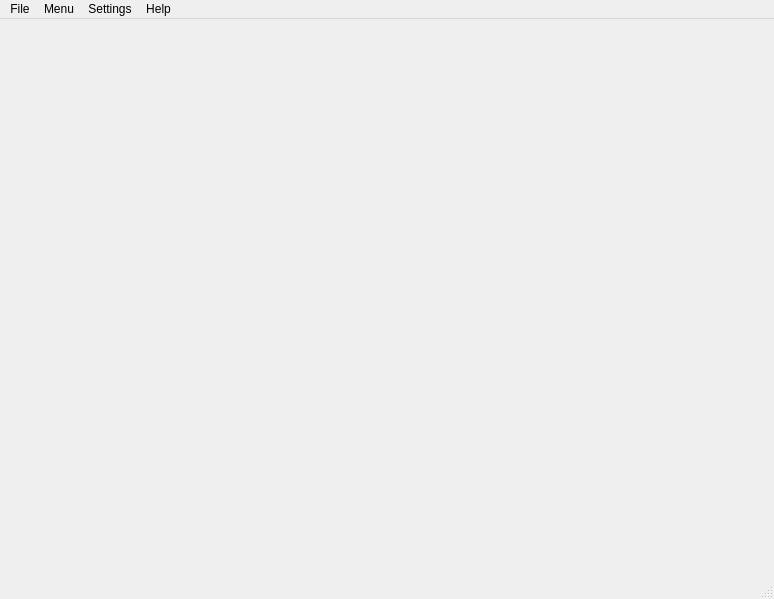
CS532-Marlboro-Health-Tracker/Cigya, file cigya/ui/ib.ui: the form before one commit.
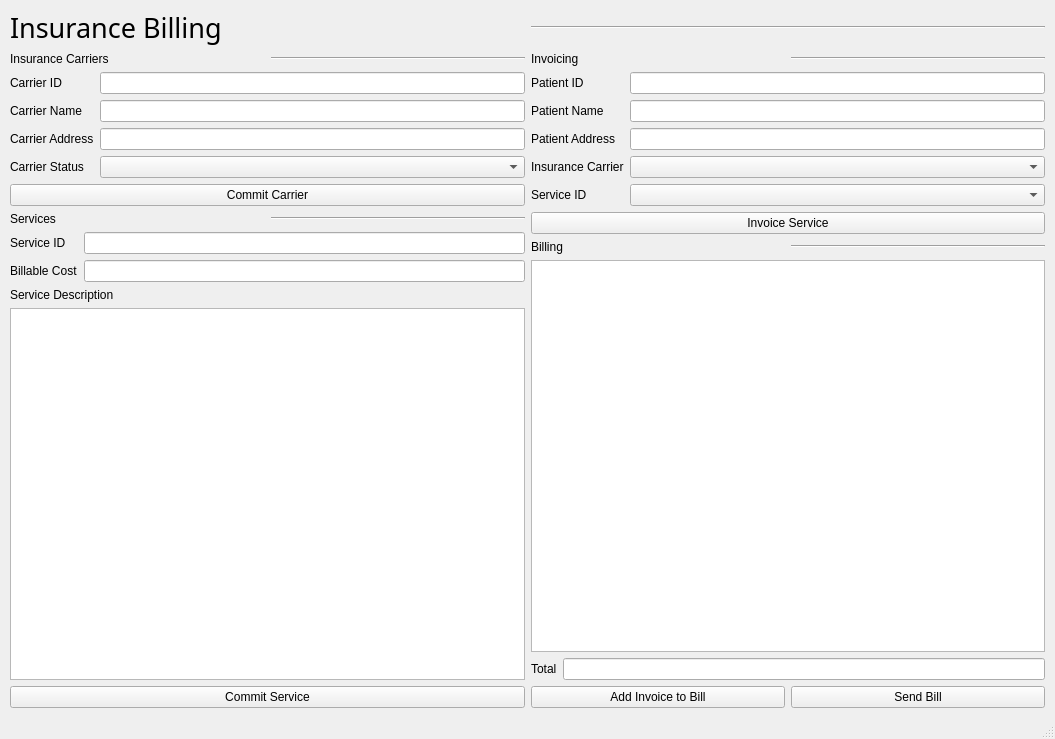
The form after the commit.

```diff
--- a/cigya/ui/ib.ui
+++ b/cigya/ui/ib.ui
@@ -6,8 +6,8 @@
    <rect>
     <x>0</x>
     <y>0</y>
-    <width>774</width>
-    <height>599</height>
+    <width>1055</width>
+    <height>739</height>
    </rect>
   </property>
   <property name="windowTitle">
@@ -20,49 +20,332 @@
    <property name="autoFillBackground">
     <bool>false</bool>
    </property>
-  </widget>
-  <widget class="QMenuBar" name="menubar">
-   <property name="geometry">
-    <rect>
-     <x>0</x>
-     <y>0</y>
-     <width>774</width>
-     <height>21</height>
-    </rect>
-   </property>
-   <widget class="QMenu" name="menuFile">
-    <property name="title">
-     <string>File</string>
+   <layout class="QVBoxLayout" name="verticalLayout_7">
+    <property name="leftMargin">
+     <number>10</number>
     </property>
-    <addaction name="actionPrint"/>
-   </widget>
-   <widget class="QMenu" name="menuSettings">
-    <property name="title">
-     <string>Settings</string>
+    <property name="rightMargin">
+     <number>10</number>
     </property>
-    <addaction name="actionAdministrator_Login"/>
-   </widget>
-   <widget class="QMenu" name="menuHelp">
-    <property name="title">
-     <string>Help</string>
-    </property>
-    <addaction name="actionHelp_Page"/>
-   </widget>
-   <widget class="QMenu" name="menuMenu">
-    <property name="title">
-     <string>Menu</string>
-    </property>
-    <addaction name="actionElectronic_Patient_Record"/>
-    <addaction name="actionPhysician_Scheduler"/>
-    <addaction name="actionLab_Order_Tracking"/>
-    <addaction name="actionPharmacy_Order_Tracking"/>
-    <addaction name="actionInsurance_Billing"/>
-    <addaction name="actionEquipment_Inventory_and_Maintenance"/>
-   </widget>
-   <addaction name="menuFile"/>
-   <addaction name="menuMenu"/>
-   <addaction name="menuSettings"/>
-   <addaction name="menuHelp"/>
+    <item>
+     <layout class="QHBoxLayout" name="erTitle">
+      <property name="spacing">
+       <number>6</number>
+      </property>
+      <property name="leftMargin">
+       <number>0</number>
+      </property>
+      <item>
+       <widget class="QLabel" name="label">
+        <property name="font">
+         <font>
+          <family>Segoe Print</family>
+          <pointsize>20</pointsize>
+         </font>
+        </property>
+        <property name="text">
+         <string>Insurance Billing</string>
+        </property>
+       </widget>
+      </item>
+      <item>
+       <widget class="Line" name="line">
+        <property name="orientation">
+         <enum>Qt::Horizontal</enum>
+        </property>
+       </widget>
+      </item>
+     </layout>
+    </item>
+    <item>
+     <layout class="QHBoxLayout" name="horizontalLayout_7">
+      <item>
+       <layout class="QVBoxLayout" name="verticalLayout_3">
+        <item>
+         <layout class="QVBoxLayout" name="verticalLayout_2">
+          <item>
+           <layout class="QHBoxLayout" name="horizontalLayout_2">
+            <item>
+             <widget class="QLabel" name="label_4">
+              <property name="text">
+               <string>Insurance Carriers</string>
+              </property>
+             </widget>
+            </item>
+            <item>
+             <widget class="Line" name="line_3">
+              <property name="orientation">
+               <enum>Qt::Horizontal</enum>
+              </property>
+             </widget>
+            </item>
+           </layout>
+          </item>
+          <item>
+           <layout class="QFormLayout" name="formLayout">
+            <item row="0" column="0">
+             <widget class="QLabel" name="carrierIDLabel">
+              <property name="text">
+               <string>Carrier ID</string>
+              </property>
+             </widget>
+            </item>
+            <item row="0" column="1">
+             <widget class="QLineEdit" name="carrierIDLineEdit"/>
+            </item>
+            <item row="1" column="0">
+             <widget class="QLabel" name="carrierNameLabel">
+              <property name="text">
+               <string>Carrier Name</string>
+              </property>
+             </widget>
+            </item>
+            <item row="1" column="1">
+             <widget class="QLineEdit" name="carrierNameLineEdit"/>
+            </item>
+            <item row="2" column="0">
+             <widget class="QLabel" name="carrierAddressLabel">
+              <property name="text">
+               <string>Carrier Address</string>
+              </property>
+             </widget>
+            </item>
+            <item row="2" column="1">
+             <widget class="QLineEdit" name="carrierAddressLineEdit"/>
+            </item>
+            <item row="3" column="0">
+             <widget class="QLabel" name="carrierStatusLabel">
+              <property name="text">
+               <string>Carrier Status</string>
+              </property>
+             </widget>
+            </item>
+            <item row="3" column="1">
+             <widget class="QComboBox" name="carrierStatusComboBox"/>
+            </item>
+           </layout>
+          </item>
+          <item>
+           <widget class="QPushButton" name="pushButton_2">
+            <property name="text">
+             <string>Commit Carrier</string>
+            </property>
+           </widget>
+          </item>
+         </layout>
+        </item>
+        <item>
+         <layout class="QVBoxLayout" name="verticalLayout">
+          <item>
+           <layout class="QHBoxLayout" name="horizontalLayout">
+            <item>
+             <widget class="QLabel" name="label_3">
+              <property name="text">
+               <string>Services</string>
+              </property>
+             </widget>
+            </item>
+            <item>
+             <widget class="Line" name="line_2">
+              <property name="orientation">
+               <enum>Qt::Horizontal</enum>
+              </property>
+             </widget>
+            </item>
+           </layout>
+          </item>
+          <item>
+           <layout class="QFormLayout" name="formLayout_2">
+            <item row="0" column="0">
+             <widget class="QLabel" name="serviceIDLabel">
+              <property name="text">
+               <string>Service ID</string>
+              </property>
+             </widget>
+            </item>
+            <item row="0" column="1">
+             <widget class="QLineEdit" name="serviceIDLineEdit"/>
+            </item>
+            <item row="1" column="0">
+             <widget class="QLabel" name="billableCostLabel">
+              <property name="text">
+               <string>Billable Cost</string>
+              </property>
+             </widget>
+            </item>
+            <item row="1" column="1">
+             <widget class="QLineEdit" name="billableCostLineEdit"/>
+            </item>
+           </layout>
+          </item>
+          <item>
+           <widget class="QLabel" name="label_2">
+            <property name="text">
+             <string>Service Description</string>
+            </property>
+           </widget>
+          </item>
+          <item>
+           <widget class="QTextEdit" name="textEdit"/>
+          </item>
+          <item>
+           <widget class="QPushButton" name="pushButton">
+            <property name="text">
+             <string>Commit Service</string>
+            </property>
+           </widget>
+          </item>
+         </layout>
+        </item>
+       </layout>
+      </item>
+      <item>
+       <layout class="QVBoxLayout" name="verticalLayout_6">
+        <item>
+         <layout class="QVBoxLayout" name="verticalLayout_4">
+          <item>
+           <layout class="QHBoxLayout" name="horizontalLayout_3">
+            <item>
+             <widget class="QLabel" name="label_5">
+              <property name="text">
+               <string>Invoicing</string>
+              </property>
+             </widget>
+            </item>
+            <item>
+             <widget class="Line" name="line_4">
+              <property name="orientation">
+               <enum>Qt::Horizontal</enum>
+              </property>
+             </widget>
+            </item>
+           </layout>
+          </item>
+          <item>
+           <layout class="QFormLayout" name="formLayout_3">
+            <item row="0" column="0">
+             <widget class="QLabel" name="patientIDLabel">
+              <property name="text">
+               <string>Patient ID</string>
+              </property>
+             </widget>
+            </item>
+            <item row="0" column="1">
+             <widget class="QLineEdit" name="patientIDLineEdit"/>
+            </item>
+            <item row="1" column="0">
+             <widget class="QLabel" name="patientNameLabel">
+              <property name="text">
+               <string>Patient Name</string>
+              </property>
+             </widget>
+            </item>
+            <item row="1" column="1">
+             <widget class="QLineEdit" name="patientNameLineEdit"/>
+            </item>
+            <item row="2" column="0">
+             <widget class="QLabel" name="patientAddressLabel">
+              <property name="text">
+               <string>Patient Address</string>
+              </property>
+             </widget>
+            </item>
+            <item row="2" column="1">
+             <widget class="QLineEdit" name="patientAddressLineEdit"/>
+            </item>
+            <item row="3" column="0">
+             <widget class="QLabel" name="insuranceCarrierLabel">
+              <property name="text">
+               <string>Insurance Carrier</string>
+              </property>
+             </widget>
+            </item>
+            <item row="3" column="1">
+             <widget class="QComboBox" name="insuranceCarrierComboBox"/>
+            </item>
+            <item row="4" column="0">
+             <widget class="QLabel" name="serviceIDLabel_2">
+              <property name="text">
+               <string>Service ID</string>
+              </property>
+             </widget>
+            </item>
+            <item row="4" column="1">
+             <widget class="QComboBox" name="serviceIDComboBox"/>
+            </item>
+           </layout>
+          </item>
+          <item>
+           <widget class="QPushButton" name="pushButton_3">
+            <property name="text">
+             <string>Invoice Service</string>
+            </property>
+           </widget>
+          </item>
+         </layout>
+        </item>
+        <item>
+         <layout class="QVBoxLayout" name="verticalLayout_5">
+          <item>
+           <layout class="QHBoxLayout" name="horizontalLayout_4">
+            <item>
+             <widget class="QLabel" name="label_6">
+              <property name="text">
+               <string>Billing</string>
+              </property>
+             </widget>
+            </item>
+            <item>
+             <widget class="Line" name="line_5">
+              <property name="orientation">
+               <enum>Qt::Horizontal</enum>
+              </property>
+             </widget>
+            </item>
+           </layout>
+          </item>
+          <item>
+           <widget class="QListWidget" name="listWidget"/>
+          </item>
+          <item>
+           <layout class="QHBoxLayout" name="horizontalLayout_5">
+            <item>
+             <widget class="QLabel" name="label_7">
+              <property name="text">
+               <string>Total</string>
+              </property>
+             </widget>
+            </item>
+            <item>
+             <widget class="QLineEdit" name="lineEdit"/>
+            </item>
+           </layout>
+          </item>
+          <item>
+           <layout class="QHBoxLayout" name="horizontalLayout_6">
+            <item>
+             <widget class="QPushButton" name="pushButton_5">
+              <property name="text">
+               <string>Add Invoice to Bill</string>
+              </property>
+             </widget>
+            </item>
+            <item>
+             <widget class="QPushButton" name="pushButton_4">
+              <property name="text">
+               <string>Send Bill</string>
+              </property>
+             </widget>
+            </item>
+           </layout>
+          </item>
+         </layout>
+        </item>
+       </layout>
+      </item>
+     </layout>
+    </item>
+   </layout>
   </widget>
   <widget class="QStatusBar" name="statusbar"/>
   <action name="actionHelp_Page">
```
